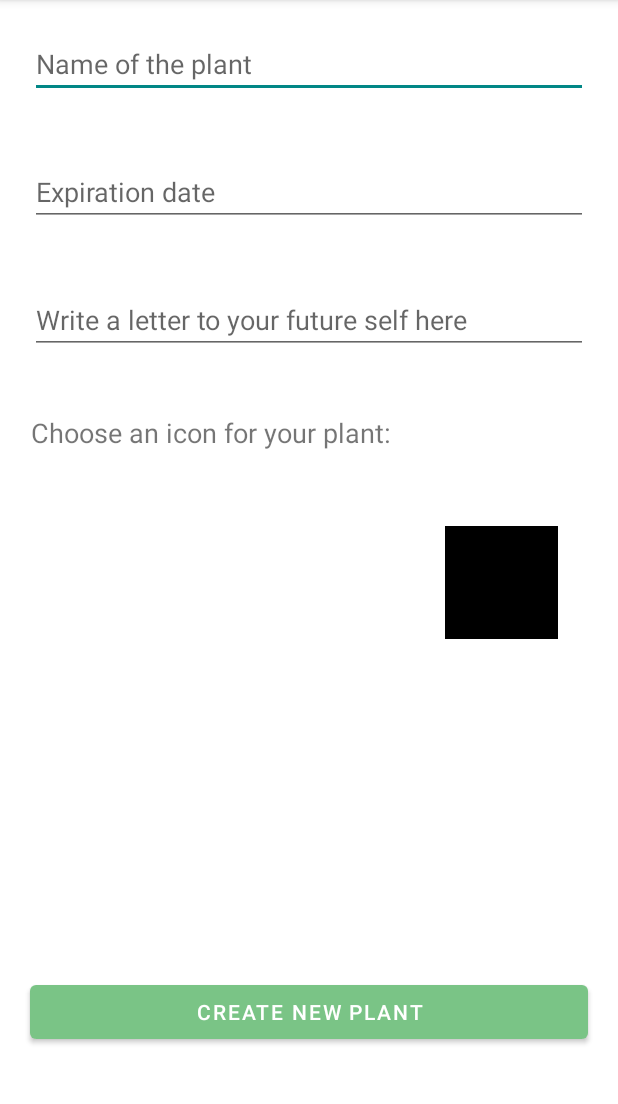
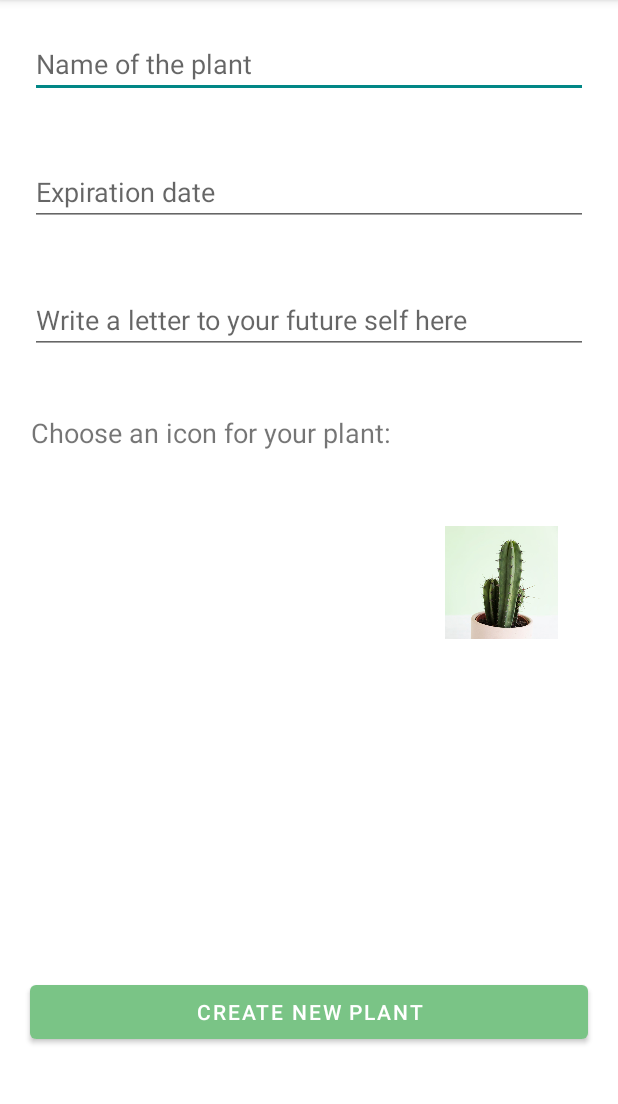
Before and after one commit to LuisBLopez/plant-time, an Android app: the AddPlantActivity screen opened directly, with no data from a screen before it, on a phone screen of 412 x 824 dp, the part 84-1188 px from its top. Run offline under Robolectric (Android 15) with nearby library versions, the phone set to English and light mode, and no system bars; our stand-ins replace Dagger/Hilt's generated code, Firebase (no records; nobody signed in at launch, a user with empty details on screens opened directly), paging; libraries missing offline, so code that uses them is left out: androidx.hilt.lifecycle; pictures from the network do not load.

Commit message:
* Cleanup and fixed image chosen preview.

```diff
--- a/app/src/main/java/com/example/planttime/AddPlantActivity.kt
+++ b/app/src/main/java/com/example/planttime/AddPlantActivity.kt
@@ -1,6 +1,5 @@
 package com.example.planttime
 
-import android.app.DatePickerDialog
 import android.os.Build
 import android.os.Bundle
 import android.preference.PreferenceManager
@@ -22,7 +21,7 @@ import java.util.*
 @AndroidEntryPoint
 class AddPlantActivity : AppCompatActivity() {
     private lateinit var binding: ActivityAddPlantBinding
-    private val localUidSample = FirebaseAuth.getInstance().currentUser?.uid!! //"RzZU71c31Zmi3vCiHbsC" //"l4VBLVnZeN1M7fMMhee8" //Placeholder user Id. This will later be modified whenever we implement the Log-in operations.
+    private val localUidSample = FirebaseAuth.getInstance().currentUser?.uid!!
     private lateinit var db: FirebaseFirestore
     private var aes = AES()
 
@@ -30,35 +29,33 @@ class AddPlantActivity : AppCompatActivity() {
     override fun onCreate(savedInstanceState: Bundle?) {
         super.onCreate(savedInstanceState)
         binding = ActivityAddPlantBinding.inflate(layoutInflater)
-        setContentView(binding.root)//(R.layout.activity_add_plant)
+        setContentView(binding.root)
 
         db = FirebaseFirestore.getInstance()
         db.firestoreSettings = FirebaseFirestoreSettings.Builder().build()
 
-        onViewCreated(binding.root, savedInstanceState)
-
-        println("LOCAL UID from ADDPLANTACTIVITY is: $localUidSample")
+        onViewCreated(binding.root)
     }
 
     @RequiresApi(Build.VERSION_CODES.O)
-    fun onViewCreated(view: View, savedInstanceState: Bundle?) {
-        var set_day = 0
-        var set_month = 0
-        var set_year = -1
+    fun onViewCreated(view: View) {
+        var setDay = 0
+        var setMonth = 0
+        var setYear = -1
 
         binding.plantExpiration.setOnClickListener {
             Snackbar.make(view, "Choose a date when the plant will bloom", Snackbar.LENGTH_LONG)
                 .setAction("Action", null).show()
-            val datePickerFrag = DatePickerFragment.newInstance(DatePickerDialog.OnDateSetListener { _, year, month, day ->
+            val datePickerFrag = DatePickerFragment.newInstance { _, year, month, day ->
                 // +1 because January is zero
                 val selectedDate = day.toString() + " / " + (month + 1) + " / " + year
 
-                set_day = day
-                set_month = month
-                set_year = year
+                setDay = day
+                setMonth = month
+                setYear = year
 
                 binding.plantExpiration.setText(selectedDate)
-            })
+            }
             datePickerFrag.show(supportFragmentManager, "datePicker")
         }
 
@@ -70,13 +67,12 @@ class AddPlantActivity : AppCompatActivity() {
             if (!binding.plantName.text.isNullOrEmpty() && !binding.plantExpiration.text.isNullOrEmpty() && !letter.isNullOrEmpty()) {
                 Snackbar.make(view, "Creating a new plant...", Snackbar.LENGTH_LONG)
                         .setAction("Action", null).show()
-                println("STARTING SETTING STUFF MAYBE")
 
                 val data = Plant(
                     Date(), localUidSample, false, binding.plantName.text.toString(), Date(
-                        set_year - 1900,
-                        set_month,
-                        set_day
+                        setYear - 1900,
+                        setMonth,
+                        setDay
                     )
                 )
 
@@ -90,16 +86,11 @@ class AddPlantActivity : AppCompatActivity() {
                 for(c in cipherText){
                     sb.append(c.toChar())
                 }
-                println("cipherText: ${String(cipherText)}")
-                val decryptedText = aes.decrypt(context, cipherText)
+                data.letter = sb.toString()
 
-                println("decrypted text: ${String(decryptedText)}")
-                data.letter = sb.toString()
                 db.collection("user").document(localUidSample).collection("plants").document().set(
                     data
                 )
-
-                println("DONE SETTING STUFF MAYBE")
                 finish()
             }
             else {
--- a/app/src/main/java/com/example/planttime/LoginActivity.kt
+++ b/app/src/main/java/com/example/planttime/LoginActivity.kt
@@ -4,7 +4,6 @@ import android.content.Intent
 import android.os.Build
 import android.os.Bundle
 import android.view.View
-import android.view.WindowManager
 import androidx.annotation.RequiresApi
 import androidx.appcompat.app.AppCompatActivity
 import com.example.planttime.databinding.ActivityLoginBinding
@@ -31,11 +30,11 @@ class LoginActivity : AppCompatActivity() {
         db = FirebaseFirestore.getInstance()
         db.firestoreSettings = FirebaseFirestoreSettings.Builder().build()
 
-        onViewCreated(binding.root, savedInstanceState)
+        onViewCreated(binding.root)
     }
 
     @RequiresApi(Build.VERSION_CODES.O)
-    fun onViewCreated(view: View, savedInstanceState: Bundle?) {
+    fun onViewCreated(view: View) {
 
         binding.btnRegister.setOnClickListener {
             if (binding.email.text.isNotEmpty() && binding.password.text.isNotEmpty()) {
--- a/app/src/main/java/com/example/planttime/MainActivity.kt
+++ b/app/src/main/java/com/example/planttime/MainActivity.kt
@@ -18,7 +18,6 @@ class MainActivity : AppCompatActivity() {
         viewPager.adapter = sectionsPagerAdapter
         val tabs: TabLayout = findViewById(R.id.tabs)
         tabs.setupWithViewPager(viewPager)
-        //val fab: FloatingActionButton = findViewById(R.id.fab)
         val logo: ImageView = findViewById(R.id.logo)
         logo.setImageResource(R.drawable.logo)
 
--- a/app/src/main/java/com/example/planttime/ui/api/GalleryFragment.kt
+++ b/app/src/main/java/com/example/planttime/ui/api/GalleryFragment.kt
@@ -3,14 +3,10 @@ package com.example.planttime.ui.api
 import android.os.Bundle
 import android.preference.PreferenceManager
 import android.view.View
-import androidx.core.text.set
 import androidx.fragment.app.Fragment
 import androidx.fragment.app.viewModels
-import androidx.lifecycle.Observer
 import com.bumptech.glide.Glide
-import com.example.planttime.AddPlantActivity
 import com.example.planttime.R
-import com.example.planttime.databinding.ActivityAddPlantBinding
 import com.example.planttime.databinding.FragmentGalleryBinding
 import dagger.hilt.android.AndroidEntryPoint
 
@@ -34,7 +30,7 @@ class GalleryFragment : Fragment(R.layout.fragment_gallery), UnsplashPhotoAdapte
             recyclerView.adapter = adapter
         }
 
-        viewModel.photos.observe(viewLifecycleOwner, Observer {
+        viewModel.photos.observe(viewLifecycleOwner, {
             adapter.submitData(viewLifecycleOwner.lifecycle, it)
         })
     }
@@ -48,6 +44,7 @@ class GalleryFragment : Fragment(R.layout.fragment_gallery), UnsplashPhotoAdapte
             Glide.with(this.plantPicChosen)
                     .load(photo.urls.thumb)
                     .centerCrop()
+                    .into(this.plantPicChosen)
         }
     }
 
--- a/app/src/main/java/com/example/planttime/ui/api/GalleryViewModel.kt
+++ b/app/src/main/java/com/example/planttime/ui/api/GalleryViewModel.kt
@@ -17,10 +17,6 @@ class GalleryViewModel @ViewModelInject constructor(
         repository.getSearchResults(queryString).cachedIn(viewModelScope)
     }
 
-    fun searchPhotos(query: String) {
-        currentQuery.value = query
-    }
-
     companion object {
         private const val DEFAULT_QUERY = "plants"
     }
--- a/app/src/main/java/com/example/planttime/ui/api/UnsplashPhoto.kt
+++ b/app/src/main/java/com/example/planttime/ui/api/UnsplashPhoto.kt
@@ -24,6 +24,5 @@ data class UnsplashPhoto(
             val name: String,
             val username: String
     ) : Parcelable {
-        val attributionUrl get() = "https://unsplash.com/$username?utm_source=ImageSearchApp&utm_medium=referral"
     }
 }
--- a/app/src/main/java/com/example/planttime/ui/view/DatePickerFragment.kt
+++ b/app/src/main/java/com/example/planttime/ui/view/DatePickerFragment.kt
@@ -4,7 +4,6 @@ import android.app.DatePickerDialog
 import android.app.Dialog
 import android.os.Build
 import android.os.Bundle
-import android.widget.DatePicker
 import androidx.annotation.RequiresApi
 import androidx.fragment.app.DialogFragment
 import java.util.*
--- a/app/src/main/java/com/example/planttime/ui/view/FriendAdapter.kt
+++ b/app/src/main/java/com/example/planttime/ui/view/FriendAdapter.kt
@@ -5,12 +5,10 @@ import android.view.View
 import android.view.ViewGroup
 import androidx.recyclerview.widget.RecyclerView
 import com.example.planttime.databinding.ItemFriendBinding
-import com.example.planttime.ui.model.Friend
 import com.example.planttime.ui.viewmodel.PageViewModel
 
 class FriendAdapter(viewModel: PageViewModel): RecyclerView.Adapter<FriendAdapter.ViewHolder>() {
-    private val friends: List<Friend> = listOf(Friend("Ely","100383423@alumnos.uc3m.es"), Friend("Luis",
-        "100383535@alumnos.uc3m.es"))
+
     private val vModel = viewModel
 
     class ViewHolder(binding: ItemFriendBinding) : RecyclerView.ViewHolder(binding.root), View.OnClickListener {
@@ -29,12 +27,10 @@ class FriendAdapter(viewModel: PageViewModel): RecyclerView.Adapter<FriendAdapte
     }
 
     override fun onBindViewHolder(holder: ViewHolder, position: Int) {
-        //holder.friend.text = friends[position].toString()
         holder.friend.text = vModel.friends.value?.get(position)?.toString() ?: "You have no friends registered yet. Add one using the button below! :)"
     }
 
     override fun getItemCount(): Int {
         return vModel.friends.value?.size ?: 1
-        //return friends.size
     }
 }
--- a/app/src/main/java/com/example/planttime/ui/view/FriendsFragment.kt
+++ b/app/src/main/java/com/example/planttime/ui/view/FriendsFragment.kt
@@ -41,7 +41,6 @@ class FriendsFragment: Fragment() {
             Snackbar.make(view, "Add a new friend", Snackbar.LENGTH_LONG)
                 .setAction("Action", null).show()
             val intent = Intent(requireActivity(), AddFriendActivity::class.java)
-            //intent.putExtra("firestore",pageViewModel)
             startActivity(intent)
         }
     }
--- a/app/src/main/java/com/example/planttime/ui/view/MyPlantsFragment.kt
+++ b/app/src/main/java/com/example/planttime/ui/view/MyPlantsFragment.kt
@@ -2,7 +2,6 @@ package com.example.planttime.ui.view
 
 import android.content.Intent
 import android.os.Bundle
-import android.preference.PreferenceManager
 import android.view.LayoutInflater
 import android.view.View
 import android.view.ViewGroup
@@ -44,7 +43,6 @@ class MyPlantsFragment: Fragment() {
                     .setAction("Action", null).show()
 
             val intent = Intent(requireActivity(), AddPlantActivity::class.java)
-            //intent.putExtra("firestore",pageViewModel)
             startActivity(intent)
         }
     }
--- a/app/src/main/java/com/example/planttime/ui/view/SectionsPagerAdapter.kt
+++ b/app/src/main/java/com/example/planttime/ui/view/SectionsPagerAdapter.kt
@@ -38,7 +38,7 @@ class SectionsPagerAdapter(private val context: Context, fm: FragmentManager)
     }
 
     override fun getCount(): Int {
-        // Show 2 total pages.
+        // Show 3 total pages.
         return TAB_TITLES.size
     }
 }
--- a/app/src/main/java/com/example/planttime/ui/view/ViewPlantFragment.kt
+++ b/app/src/main/java/com/example/planttime/ui/view/ViewPlantFragment.kt
@@ -48,10 +48,7 @@ class ViewPlantFragment : DialogFragment() {
         for(i in 0..(sb.length-1)){
             cipherTextBA.set(i, sb.get(i).toByte())
         }
-        //android.util.Base64.encode(cipherText.toByteArray(), android.util.Base64.DEFAULT)
-        //val letter = aes.decrypt(PlantTimeApp.applicationContext(), android.util.Base64.encode(cipherTextBA, android.util.Base64.DEFAULT))
         val letter = aes.decrypt(PlantTimeApp.applicationContext(), cipherTextBA)
-        println("letter ${String(letter)}")
         binding.plantLetter.text = String(letter)
     }
 
--- a/app/src/main/res/layout/activity_add_plant.xml
+++ b/app/src/main/res/layout/activity_add_plant.xml
@@ -77,16 +77,6 @@
             android:layout_marginRight="20dp"
             app:defaultNavHost="true"
             app:navGraph="@navigation/nav_graph" />
-
-        <!--<Button
-            android:id="@+id/plant_media"
-            android:layout_width="match_parent"
-            android:layout_height="wrap_content"
-            android:layout_margin="20dp"
-            android:text="Add a photo/video"
-            app:backgroundTint="@color/aquamarine"
-            app:layout_constraintBottom_toTopOf="@id/plant_confirm_add"
-            app:layout_constraintStart_toStartOf="parent" />-->
         <Button
             android:id="@+id/plant_confirm_add"
             android:layout_width="match_parent"
--- a/app/src/main/res/layout/fragment_gallery.xml
+++ b/app/src/main/res/layout/fragment_gallery.xml
@@ -6,17 +6,6 @@
     android:layout_height="match_parent"
     tools:context=".ui.api.GalleryFragment"
     android:id="@+id/fragment_unsplash_photos">
-
-    <ImageView
-        android:id="@+id/plant_pic_chosen"
-        android:layout_width="75dp"
-        android:layout_height="75dp"
-        android:layout_alignParentEnd="true"
-        android:layout_marginRight="20dp"
-        android:layout_marginTop="20dp"
-        android:background="#000000"
-        app:layout_constraintStart_toStartOf="parent"
-        app:layout_constraintTop_toBottomOf="parent" />
 
     <androidx.recyclerview.widget.RecyclerView
         android:id="@+id/recycler_view"
@@ -61,4 +50,16 @@
         android:visibility="gone"
         tools:visibility="visible" />
 
+    <ImageView
+        android:id="@+id/plant_pic_chosen"
+        android:layout_width="75dp"
+        android:layout_height="75dp"
+        android:layout_alignParentEnd="true"
+        android:layout_marginEnd="20dp"
+        android:layout_marginTop="20dp"
+        android:src="@drawable/cactus"
+        app:layout_constraintStart_toStartOf="parent"
+        app:layout_constraintTop_toBottomOf="parent"
+        tools:ignore="ContentDescription" />
+
 </RelativeLayout>
```
Also changed, not shown: app/src/main/java/com/example/planttime/AddFriendActivity.kt (+3 -5 lines), app/src/main/java/com/example/planttime/ui/security/AES.kt (+4 -23 lines), app/src/main/java/com/example/planttime/ui/view/PlantAdapter.kt (+2 -53 lines), app/src/main/java/com/example/planttime/ui/view/SettingsFragment.kt (+3 -9 lines), app/src/main/java/com/example/planttime/ui/viewmodel/PageViewModel.kt (+2 -9 lines), app/src/main/res/layout/item_plant.xml (+6 -11 lines).
